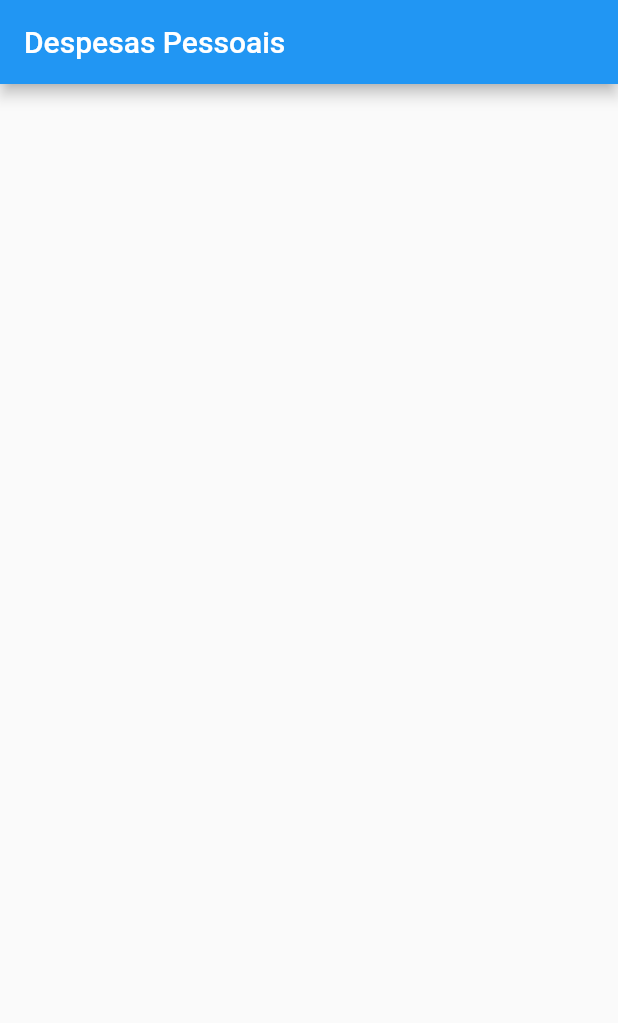
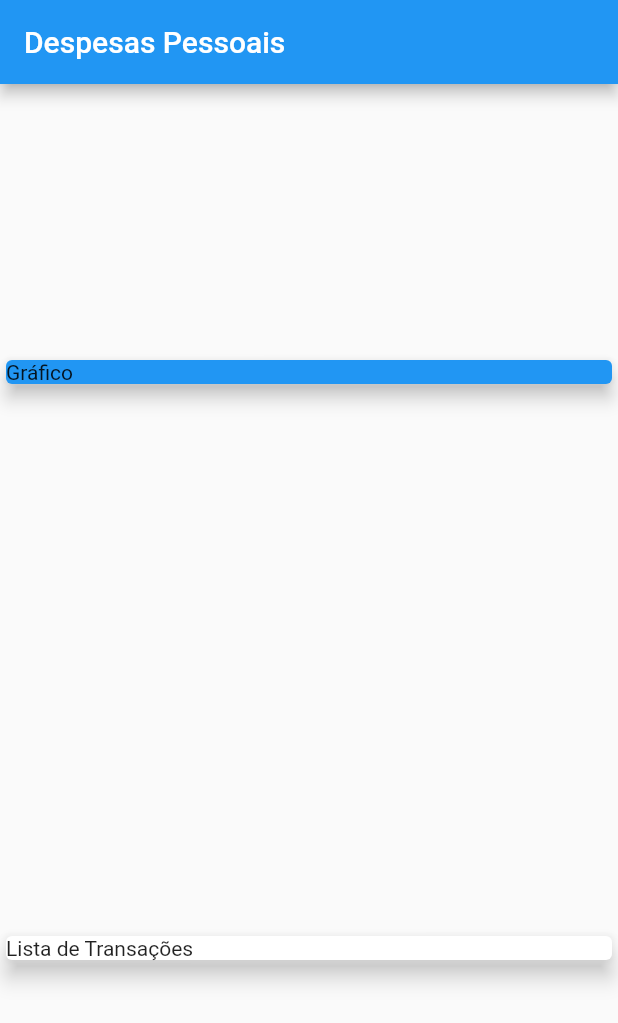
Before and after one commit to jhonatanedward/expenses, a Flutter app: the screen it shows after launch, on a phone screen of 412 x 824 dp. Shown: the top 1023 px of the screen. Run offline on Flutter 3.47's test engine with Material 2 defaults, Android fonts, the phone set to English and light mode, and no system bars.

Commit message:
Alinhando eixo principal e eixo cruzado.

```diff
--- a/lib/main.dart
+++ b/lib/main.dart
@@ -21,7 +21,26 @@ class _MyHomePageState extends State<MyHomePage> {
   Widget build(BuildContext context) {
     return Scaffold(
       appBar: AppBar(
-        title: Text('Despesas Pessoais'),
+        title: Text(
+          'Despesas Pessoais',
+        ),
+      ),
+      body: Column(
+        mainAxisAlignment: MainAxisAlignment.spaceAround,
+        crossAxisAlignment: CrossAxisAlignment.stretch,
+        children: <Widget>[
+          Container(
+            child: Card(
+              color: Colors.blue,
+              child: Text('Gráfico'),
+              elevation: 5.0,
+            ),
+          ),
+          Card(
+            child: Text('Lista de Transações'),
+            elevation: 6.0,
+          )
+        ],
       ),
     );
   }
```
Also changed, not shown: lib/models/transaction.dart (added, +14 -0 lines).
